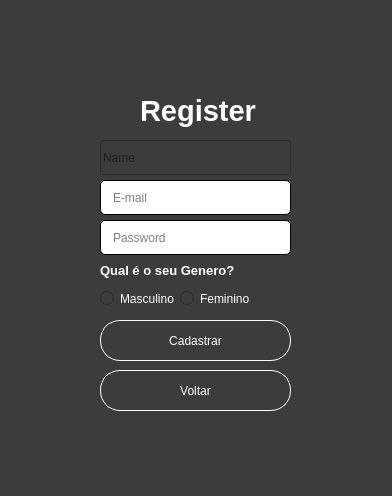
Before: the Qt Designer form Ui/cadastro.ui in devlovato/Projeto-PyQt5---CRUD-, drawn with Qt 5.
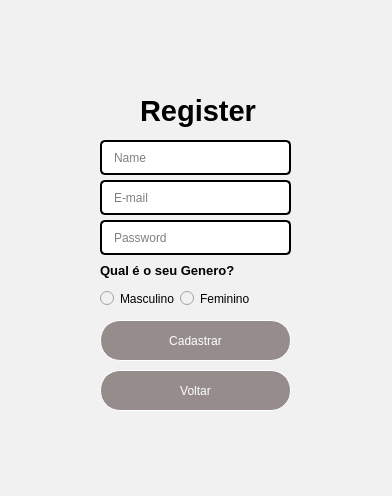
After: the same form once the commit is applied. Icons and pictures are not drawn.

Commit message:
Design atualizado
-Design atualizado

Diff of the .ui file:
```diff
--- a/Ui/cadastro.ui
+++ b/Ui/cadastro.ui
@@ -14,7 +14,7 @@
    <string>Form</string>
   </property>
   <property name="styleSheet">
-   <string notr="true">background-color: rgb(60,60,60);</string>
+   <string notr="true">background: #F1F1F1;</string>
   </property>
   <widget class="QLineEdit" name="lineEdit">
    <property name="geometry">
@@ -26,12 +26,19 @@
     </rect>
    </property>
    <property name="styleSheet">
-    <string notr="true">background-color: rgb(255, 255, 255);
+    <string notr="true">QLineEdit{
+background-color: rgb(255, 255, 255);
 border-style:outset;
 border-radius:5px;
 border-color: Black;
 padding:10px;
-border-width:1px;</string>
+border-width:1px;
+border : 2px solid black	;
+}
+QLineEdit:hover{
+border : 2px solid #1E90FF	;
+
+}</string>
    </property>
    <property name="placeholderText">
     <string>E-mail</string>
@@ -47,12 +54,19 @@
     </rect>
    </property>
    <property name="styleSheet">
-    <string notr="true">background-color: rgb(255, 255, 255);
+    <string notr="true">QLineEdit{
+background-color: rgb(255, 255, 255);
 border-style:outset;
 border-radius:5px;
 border-color: Black;
 padding:10px;
-border-width:1px;</string>
+border-width:1px;
+border : 2px solid black	;
+}
+QLineEdit:hover{
+border : 2px solid #1E90FF	;
+
+}</string>
    </property>
    <property name="echoMode">
     <enum>QLineEdit::Password</enum>
@@ -77,6 +91,7 @@
 border-radius:20px;
 border-color: white;
 border-width:1px;
+background: #968C8C;
 }
 QPushButton:hover{
 background-color:#00FF7F	;
@@ -105,7 +120,7 @@
     </font>
    </property>
    <property name="styleSheet">
-    <string notr="true">color: rgb(255, 255, 255);</string>
+    <string notr="true">color: rgb(0, 0, 0);</string>
    </property>
    <property name="text">
     <string>Register</string>
@@ -121,15 +136,18 @@
     </rect>
    </property>
    <property name="styleSheet">
-    <string notr="true">background-color: rgb(255, 255, 255);
+    <string notr="true">QLineEdit{
+background-color: rgb(255, 255, 255);
 border-style:outset;
 border-radius:5px;
 border-color: Black;
 padding:10px;
 border-width:1px;
+border : 2px solid black	;
+}
+QLineEdit:hover{
+border : 2px solid #1E90FF	;
 
-QLineEdit::hover{
- border:3px solid:#fff;
 }</string>
    </property>
    <property name="placeholderText">
@@ -146,7 +164,7 @@
     </rect>
    </property>
    <property name="styleSheet">
-    <string notr="true">color: rgb(255, 255, 255);</string>
+    <string notr="true">color: rgb(0, 0, 0);</string>
    </property>
    <property name="text">
     <string>Masculino </string>
@@ -162,7 +180,7 @@
     </rect>
    </property>
    <property name="styleSheet">
-    <string notr="true">color: rgb(255, 255, 255);</string>
+    <string notr="true">color: rgb(0, 0, 0);</string>
    </property>
    <property name="text">
     <string>Feminino</string>
@@ -185,7 +203,7 @@
     </font>
    </property>
    <property name="styleSheet">
-    <string notr="true">color: rgb(255, 255, 255);</string>
+    <string notr="true">color: rgb(0, 0, 0);</string>
    </property>
    <property name="text">
     <string>Qual é o seu Genero?</string>
@@ -223,6 +241,9 @@
      <height>71</height>
     </rect>
    </property>
+   <property name="styleSheet">
+    <string notr="true">color: rgb(0, 0, 0);</string>
+   </property>
    <property name="text">
     <string/>
    </property>
@@ -255,6 +276,7 @@
 border-radius:20px;
 border-color: white;
 border-width:1px;
+background: #968C8C;
 }
 QPushButton:hover{
 background-color:#1E90FF	;
```
The commit also changes 2 other files.
